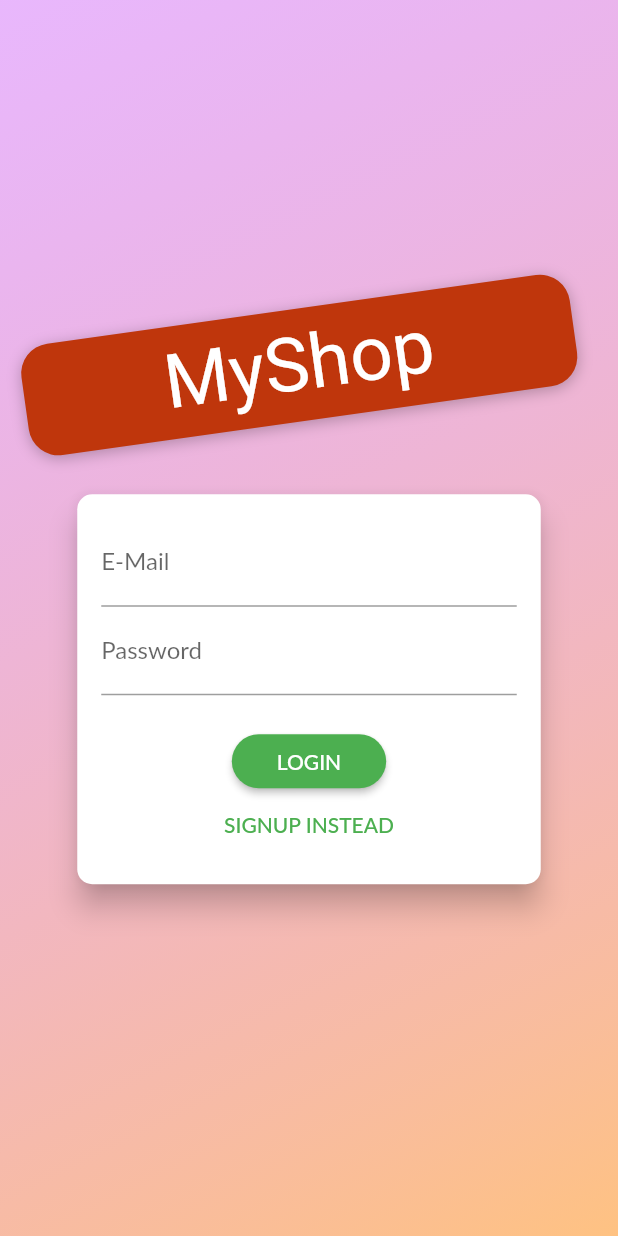
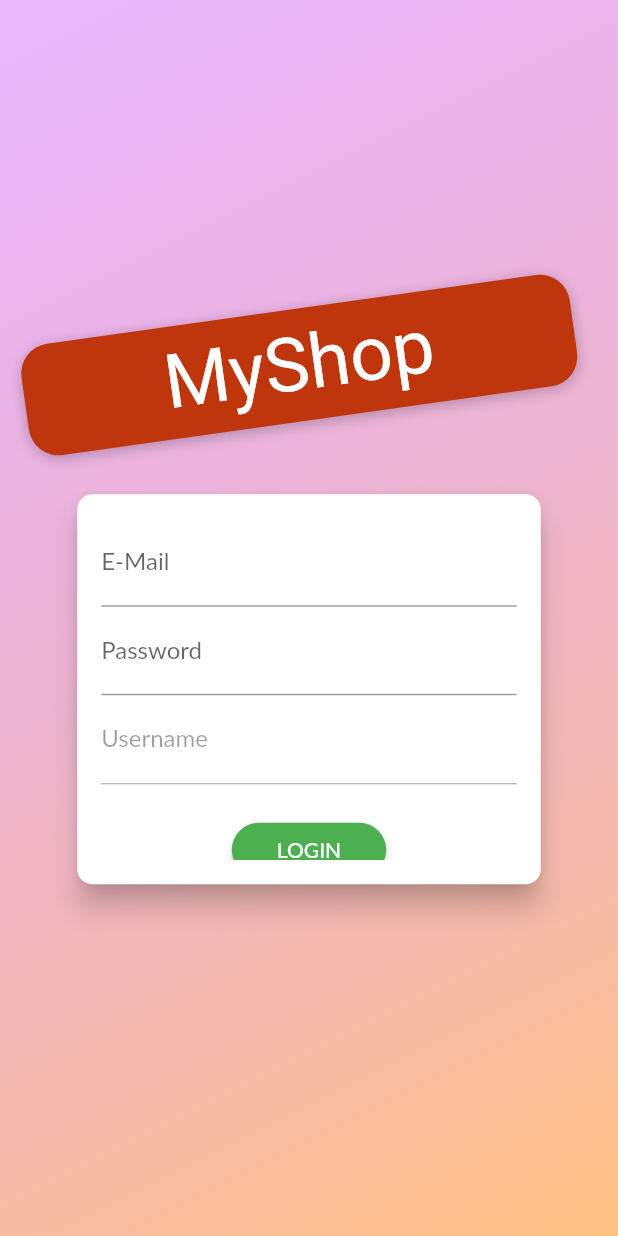
Before and after one commit to nguyenthegiang/myMess, a Flutter app: the screen it shows after launch, on a phone screen of 412 x 824 dp. Run offline on Flutter 3.47's test engine with Material 2 defaults, Android fonts, the phone set to English and light mode, and no system bars; our stand-ins replace shared_preferences; Roboto replaces fonts that are missing (Anton, Lato).

Commit message:
Modify Authentication Function - add Username: Add Input Username when SignUp

```diff
--- a/lib/providers/auth.dart
+++ b/lib/providers/auth.dart
@@ -36,15 +36,17 @@ class Auth with ChangeNotifier {
     return null;
   }
 
-  //getter cho userId (dùng khi add Favorite)
+  //getter cho userId
   String? get userId {
     return _userId;
   }
 
   /*Sign up:
   Hướng dẫn: https://firebase.google.com/docs/reference/rest/auth#section-create-email-password */
-  Future<void> signup(String email, String password) async {
-    //phải return để cái loading spinner hoạt động bình thường đc
+  Future<void> signup(String email, String password, String username) async {
+    //add vào table User
+
+    //add vào table Authentication
     return _authenticate(email, password, 'signUp');
   }
 
--- a/lib/screens/auth_screen.dart
+++ b/lib/screens/auth_screen.dart
@@ -104,6 +104,7 @@ class _AuthCardState extends State<AuthCard> {
   Map<String, String> _authData = {
     'email': '',
     'password': '',
+    'username': '',
   };
   var _isLoading = false;
   final _passwordController = TextEditingController();
@@ -151,6 +152,7 @@ class _AuthCardState extends State<AuthCard> {
         await Provider.of<Auth>(context, listen: false).signup(
           _authData['email'] as String,
           _authData['password'] as String,
+          _authData['username'] as String,
         );
       }
     } on HttpException catch (error) {
@@ -242,7 +244,7 @@ class _AuthCardState extends State<AuthCard> {
                     _authData['password'] = value as String;
                   },
                 ),
-                //Nếu là signup thì phải thêm confirm password
+                //Nếu là signup thì phải thêm confirm password và username
                 if (_authMode == AuthMode.Signup)
                   TextFormField(
                     enabled: _authMode == AuthMode.Signup,
@@ -256,6 +258,21 @@ class _AuthCardState extends State<AuthCard> {
                           }
                         : null,
                   ),
+                //input username
+                TextFormField(
+                  enabled: _authMode == AuthMode.Signup,
+                  decoration: InputDecoration(labelText: 'Username'),
+                  validator: _authMode == AuthMode.Signup
+                      ? (value) {
+                          if (value!.isEmpty) {
+                            return 'Username must not be empty!';
+                          }
+                        }
+                      : null,
+                  onSaved: (value) {
+                    _authData['username'] = value as String;
+                  },
+                ),
                 SizedBox(
                   height: 20,
                 ),
```
